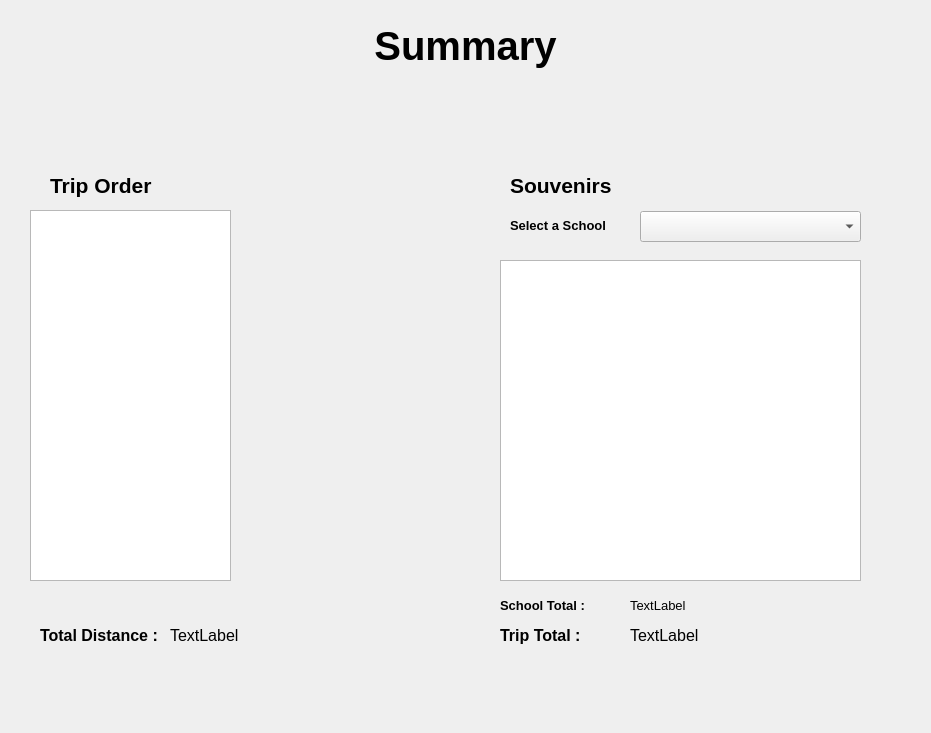
Old version of the form tripsummary.ui in the repository rizzi-trevor/Proj2TempRepo.
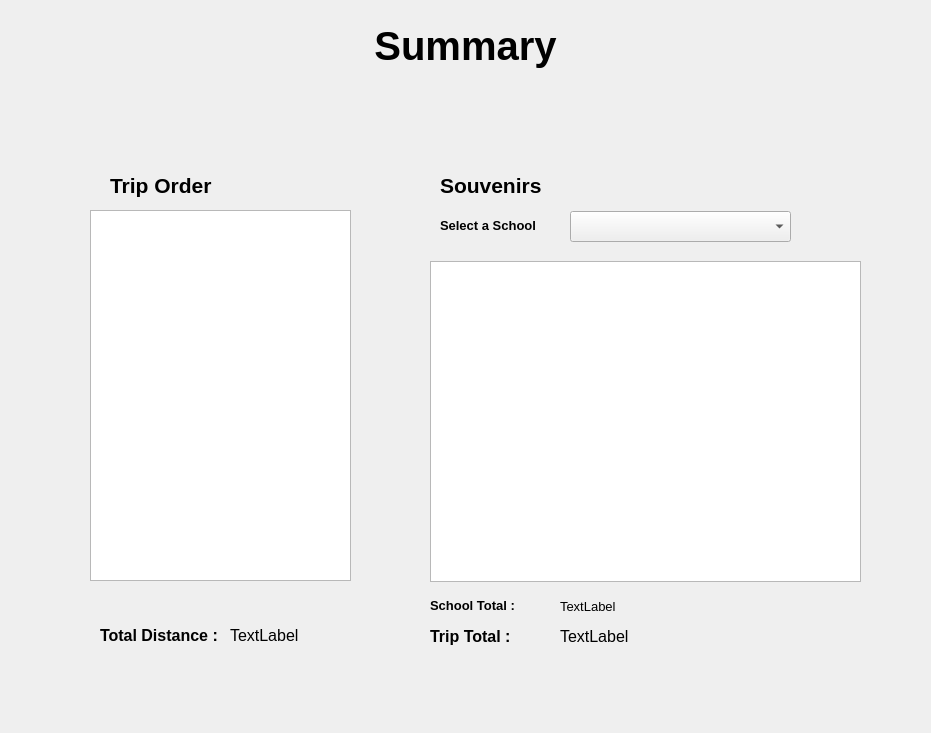
New version of the form.

Commit message: Updated tripSummary to use new database functions

Patch:
```diff
--- a/tripsummary.ui
+++ b/tripsummary.ui
@@ -40,9 +40,9 @@
   <widget class="QTableView" name="tripOrder_tableView">
    <property name="geometry">
     <rect>
-     <x>30</x>
+     <x>90</x>
      <y>210</y>
-     <width>201</width>
+     <width>261</width>
      <height>371</height>
     </rect>
    </property>
@@ -50,7 +50,7 @@
   <widget class="QLabel" name="tripOrder_label">
    <property name="geometry">
     <rect>
-     <x>50</x>
+     <x>110</x>
      <y>170</y>
      <width>171</width>
      <height>31</height>
@@ -70,7 +70,7 @@
   <widget class="QComboBox" name="school_comboBox">
    <property name="geometry">
     <rect>
-     <x>640</x>
+     <x>570</x>
      <y>211</y>
      <width>221</width>
      <height>31</height>
@@ -80,7 +80,7 @@
   <widget class="QLabel" name="souvenirs_label">
    <property name="geometry">
     <rect>
-     <x>510</x>
+     <x>440</x>
      <y>170</y>
      <width>171</width>
      <height>31</height>
@@ -101,7 +101,7 @@
   <widget class="QLabel" name="selectSchool_label">
    <property name="geometry">
     <rect>
-     <x>510</x>
+     <x>440</x>
      <y>210</y>
      <width>111</width>
      <height>31</height>
@@ -121,9 +121,9 @@
   <widget class="QTableView" name="souvenirsBySchool_tableView">
    <property name="geometry">
     <rect>
-     <x>500</x>
-     <y>260</y>
-     <width>361</width>
+     <x>430</x>
+     <y>261</y>
+     <width>431</width>
      <height>321</height>
     </rect>
    </property>
@@ -131,7 +131,7 @@
   <widget class="QLabel" name="totalDistance_label">
    <property name="geometry">
     <rect>
-     <x>40</x>
+     <x>100</x>
      <y>620</y>
      <width>131</width>
      <height>31</height>
@@ -151,7 +151,7 @@
   <widget class="QLabel" name="totalDistanceDisplay_label">
    <property name="geometry">
     <rect>
-     <x>170</x>
+     <x>230</x>
      <y>620</y>
      <width>141</width>
      <height>31</height>
@@ -169,8 +169,8 @@
   <widget class="QLabel" name="schoolTotalDisplay_label">
    <property name="geometry">
     <rect>
-     <x>630</x>
-     <y>590</y>
+     <x>560</x>
+     <y>591</y>
      <width>141</width>
      <height>31</height>
     </rect>
@@ -187,7 +187,7 @@
   <widget class="QLabel" name="schoolTotal_label">
    <property name="geometry">
     <rect>
-     <x>500</x>
+     <x>430</x>
      <y>590</y>
      <width>131</width>
      <height>31</height>
@@ -207,8 +207,8 @@
   <widget class="QLabel" name="tripTotalDisplay_label">
    <property name="geometry">
     <rect>
-     <x>630</x>
-     <y>620</y>
+     <x>560</x>
+     <y>621</y>
      <width>141</width>
      <height>31</height>
     </rect>
@@ -225,8 +225,8 @@
   <widget class="QLabel" name="tripTotal_label">
    <property name="geometry">
     <rect>
-     <x>500</x>
-     <y>620</y>
+     <x>430</x>
+     <y>621</y>
      <width>131</width>
      <height>31</height>
     </rect>
```
The commit also changes 2 other files.
